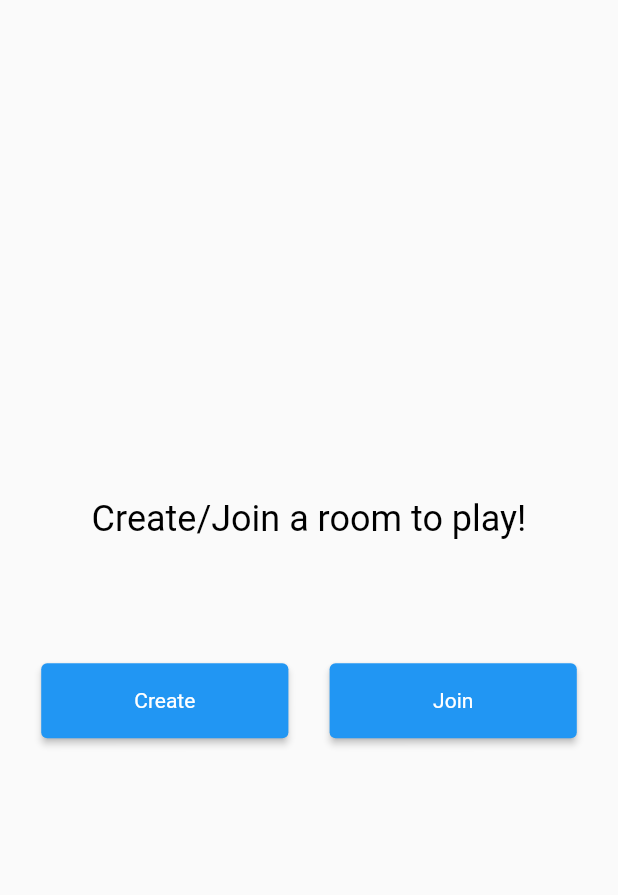
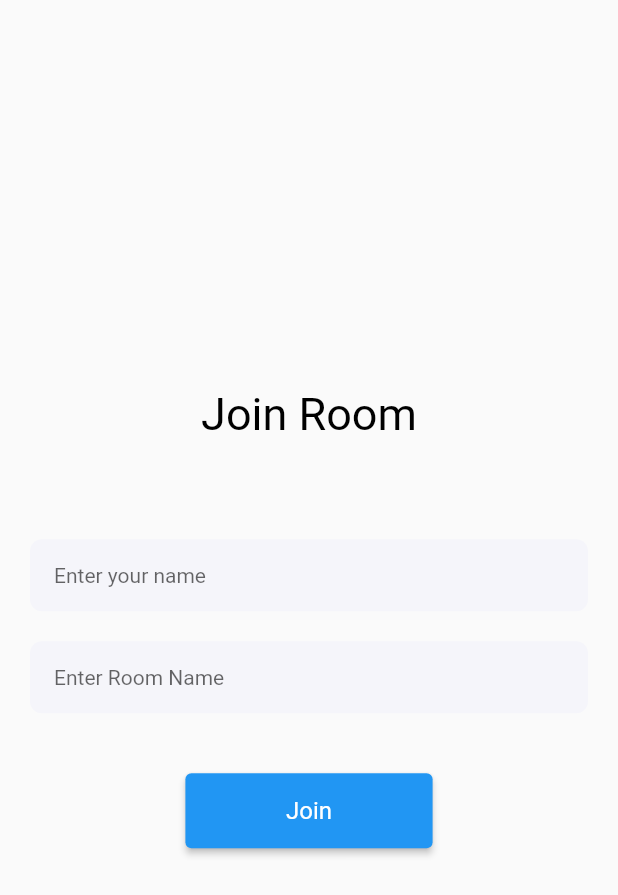
Before and after one commit to siddesh3101/Collabutter, a Flutter app: the screen it shows after launch, after a tap on "Join", on a phone screen of 412 x 824 dp. Shown: the top 895 px of the screen. Run offline on Flutter 3.47's test engine with Material 2 defaults, Android fonts, the light colour scheme and no system bars.

Commit message:
join screen and backend initial setup done

```diff
--- a/collab_butter/lib/home_screen.dart
+++ b/collab_butter/lib/home_screen.dart
@@ -1,4 +1,5 @@
 import 'package:collab_butter/create_room_screen.dart';
+import 'package:collab_butter/join_room.dart';
 import 'package:flutter/material.dart';
 import 'package:flutter/src/widgets/framework.dart';
 import 'package:flutter/src/widgets/placeholder.dart';
@@ -43,7 +44,9 @@ class _HomeScreenState extends State<HomeScreen> {
                 ),
               ),
               ElevatedButton(
-                onPressed: () {},
+                onPressed: () => Navigator.of(context).push(MaterialPageRoute(
+                  builder: (context) => JoinRoomScreen(),
+                )),
                 style: ButtonStyle(
                     backgroundColor: MaterialStateProperty.all(Colors.blue),
                     textStyle: MaterialStateProperty.all(
--- /dev/null
+++ b/collab_butter/lib/join_room.dart
@@ -0,0 +1,76 @@
+import 'package:collab_butter/widgets/custom_text_field.dart';
+import 'package:flutter/material.dart';
+
+class JoinRoomScreen extends StatefulWidget {
+  const JoinRoomScreen({Key? key}) : super(key: key);
+
+  @override
+  _JoinRoomScreenState createState() => _JoinRoomScreenState();
+}
+
+class _JoinRoomScreenState extends State<JoinRoomScreen> {
+  final TextEditingController _nameController = TextEditingController();
+  final TextEditingController _roomNameController = TextEditingController();
+
+  void joinRoom() {
+    if (_nameController.text.isNotEmpty &&
+        _roomNameController.text.isNotEmpty) {
+      Map<String, String> data = {
+        "nickname": _nameController.text,
+        "name": _roomNameController.text
+      };
+
+      // Navigator.of(context).push(MaterialPageRoute(
+      //     builder: (context) =>
+      //         PaintScreen(data: data, screenFrom: 'joinRoom')));
+    }
+  }
+
+  @override
+  Widget build(BuildContext context) {
+    return Scaffold(
+      body: Column(
+        mainAxisAlignment: MainAxisAlignment.center,
+        children: [
+          const Text(
+            "Join Room",
+            style: TextStyle(
+              color: Colors.black,
+              fontSize: 30,
+            ),
+          ),
+          SizedBox(height: MediaQuery.of(context).size.height * 0.08),
+          Container(
+            margin: const EdgeInsets.symmetric(horizontal: 20),
+            child: CustomTextField(
+              controller: _nameController,
+              hintText: "Enter your name",
+            ),
+          ),
+          SizedBox(height: 20),
+          Container(
+            margin: const EdgeInsets.symmetric(horizontal: 20),
+            child: CustomTextField(
+              controller: _roomNameController,
+              hintText: "Enter Room Name",
+            ),
+          ),
+          SizedBox(height: 40),
+          ElevatedButton(
+            onPressed: joinRoom,
+            child: const Text(
+              "Join",
+              style: TextStyle(color: Colors.white, fontSize: 16),
+            ),
+            style: ButtonStyle(
+                backgroundColor: MaterialStateProperty.all(Colors.blue),
+                textStyle:
+                    MaterialStateProperty.all(TextStyle(color: Colors.white)),
+                minimumSize: MaterialStateProperty.all(
+                    Size(MediaQuery.of(context).size.width / 2.5, 50))),
+          ),
+        ],
+      ),
+    );
+  }
+}
--- a/collab_butter/pubspec.yaml
+++ b/collab_butter/pubspec.yaml
@@ -35,6 +35,7 @@ dependencies:
   # The following adds the Cupertino Icons font to your application.
   # Use with the CupertinoIcons class for iOS style icons.
   cupertino_icons: ^1.0.2
+  socket_io_client: ^2.0.1
 
 dev_dependencies:
   flutter_test:
```
Also changed, not shown: collab_butter/lib/paint_screen.dart (added, +26 -0 lines), collab_butter/pubspec.lock, 3 other files.
